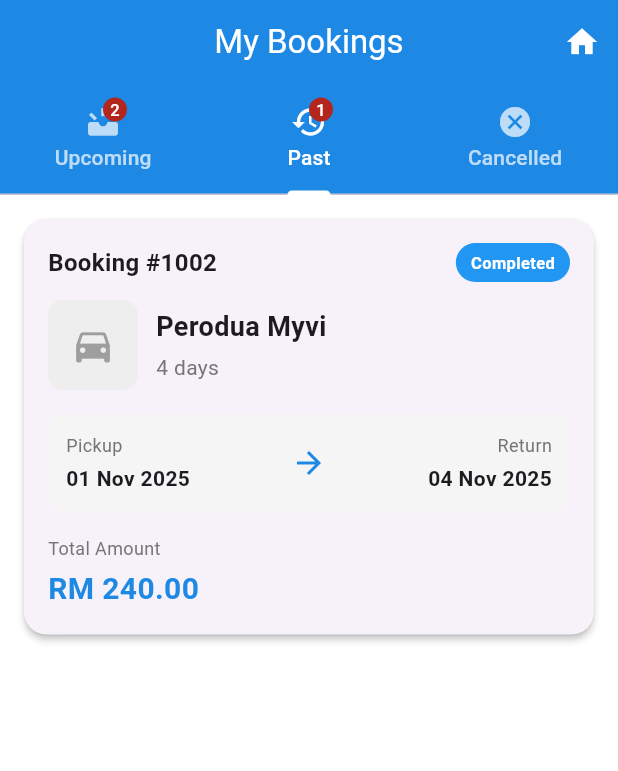
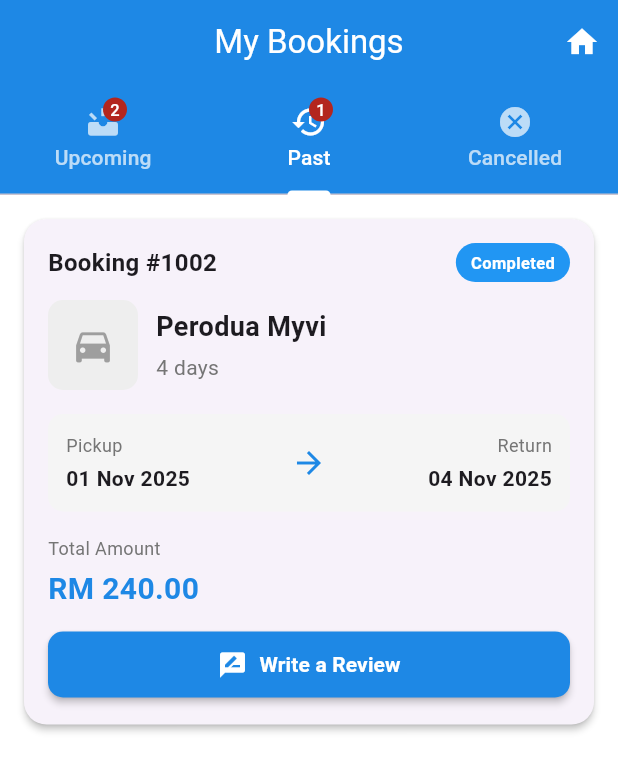
Before and after one commit to IrfanFirdau5/MotoRent, a Flutter app: the MyBookingsPage screen opened directly with empty values, tab 2 chosen, on a phone screen of 412 x 824 dp. Shown: the top 771 px of the screen. Run offline on Flutter 3.47's test engine with Material 3 defaults, Android fonts, the light colour scheme and no system bars; our stand-ins replace cached_network_image, flutter_spinkit, table_calendar.

Commit message:
submit review

```diff
--- a/motorent/lib/screens/my_bookings_page.dart
+++ b/motorent/lib/screens/my_bookings_page.dart
@@ -1,9 +1,12 @@
-import './vehicle_listing_page.dart';
 import 'package:flutter/material.dart';
 import 'package:intl/intl.dart';
 import 'package:flutter_spinkit/flutter_spinkit.dart';
-import '../models/booking.dart';
-import '../services/booking_service.dart';
+import '../../models/booking.dart';
+import '../../models/vehicle.dart';
+import '../../services/booking_service.dart';
+import '../../services/vehicle_service.dart';
+import 'customer/submit_review_page.dart';
+import 'vehicle_listing_page.dart';
 
 class MyBookingsPage extends StatefulWidget {
   final int userId;
@@ -20,15 +23,18 @@ class MyBookingsPage extends StatefulWidget {
 class _MyBookingsPageState extends State<MyBookingsPage>
     with SingleTickerProviderStateMixin {
   final BookingService _bookingService = BookingService();
+  final VehicleService _vehicleService = VehicleService();
   late TabController _tabController;
 
   List<Booking> _allBookings = [];
   List<Booking> _upcomingBookings = [];
   List<Booking> _pastBookings = [];
   List<Booking> _cancelledBookings = [];
-
   bool _isLoading = true;
   String _errorMessage = '';
+
+  // Track which bookings have reviews
+  Set<int> _reviewedBookings = {};
 
   @override
   void initState() {
@@ -50,9 +56,7 @@ class _MyBookingsPageState extends State<MyBookingsPage>
     });
 
     try {
-      // Use mock data for testing - switch to fetchUserBookings when backend is ready
       final bookings = await _bookingService.mockFetchUserBookings(widget.userId);
-
       setState(() {
         _allBookings = bookings;
         _categorizeBookings();
@@ -68,7 +72,6 @@ class _MyBookingsPageState extends State<MyBookingsPage>
 
   void _categorizeBookings() {
     final now = DateTime.now();
-
     _upcomingBookings = _allBookings.where((booking) {
       return (booking.bookingStatus.toLowerCase() == 'confirmed' ||
               booking.bookingStatus.toLowerCase() == 'pending') &&
@@ -128,7 +131,6 @@ class _MyBookingsPageState extends State<MyBookingsPage>
   }
 
   Future<void> _cancelBooking(int bookingId) async {
-    // Show loading
     showDialog(
       context: context,
       barrierDismissible: false,
@@ -139,9 +141,8 @@ class _MyBookingsPageState extends State<MyBookingsPage>
 
     try {
       final result = await _bookingService.mockCancelBooking(bookingId);
-
       if (!mounted) return;
-      Navigator.pop(context); // Close loading dialog
+      Navigator.pop(context);
 
       if (result['success']) {
         ScaffoldMessenger.of(context).showSnackBar(
@@ -150,7 +151,7 @@ class _MyBookingsPageState extends State<MyBookingsPage>
             backgroundColor: Colors.green,
           ),
         );
-        _loadBookings(); // Refresh bookings
+        _loadBookings();
       } else {
         ScaffoldMessenger.of(context).showSnackBar(
           SnackBar(
@@ -161,12 +162,68 @@ class _MyBookingsPageState extends State<MyBookingsPage>
       }
     } catch (e) {
       if (!mounted) return;
-      Navigator.pop(context); // Close loading dialog
-
+      Navigator.pop(context);
       ScaffoldMessenger.of(context).showSnackBar(
         SnackBar(
           content: Text('Error: $e'),
           backgroundColor: Colors.red,
+        ),
+      );
+    }
+  }
+
+  Future<void> _writeReview(Booking booking) async {
+    // Get vehicle details
+    Vehicle? vehicle;
+    try {
+      final vehicles = await _vehicleService.fetchMockVehicles();
+      vehicle = vehicles.firstWhere(
+        (v) => v.vehicleId == booking.vehicleId,
+        orElse: () => Vehicle(
+          vehicleId: booking.vehicleId,
+          ownerId: 0,
+          brand: 'Unknown',
+          model: 'Vehicle',
+          licensePlate: '',
+          pricePerDay: 0,
+          description: '',
+          availabilityStatus: 'unavailable',
+          imageUrl: '',
+          createdAt: DateTime.now(),
+        ),
+      );
+    } catch (e) {
+      ScaffoldMessenger.of(context).showSnackBar(
+        const SnackBar(
+          content: Text('Failed to load vehicle details'),
+          backgroundColor: Colors.red,
+        ),
+      );
+      return;
+    }
+
+    // Navigate to review page
+    final result = await Navigator.push(
+      context,
+      MaterialPageRoute(
+        builder: (context) => SubmitReviewPage(
+          vehicle: vehicle!,
+          bookingId: booking.bookingId,
+          userId: widget.userId,
+        ),
+      ),
+    );
+
+    // If review was submitted successfully
+    if (result == true) {
+      setState(() {
+        _reviewedBookings.add(booking.bookingId);
+      });
+      ScaffoldMessenger.of(context).showSnackBar(
+        const SnackBar(
+          content: Text('Thank you for your review!'),
+          backgroundColor: Colors.green,
+          duration: Duration(seconds: 2),
         ),
       );
     }
@@ -180,7 +237,6 @@ class _MyBookingsPageState extends State<MyBookingsPage>
         backgroundColor: const Color(0xFF1E88E5),
         foregroundColor: Colors.white,
         actions: [
-    // Add this home button
           IconButton(
             icon: const Icon(Icons.home),
             tooltip: 'Home',
@@ -318,6 +374,7 @@ class _MyBookingsPageState extends State<MyBookingsPage>
   Widget _buildBookingCard(Booking booking, String type) {
     final canCancel = type == 'upcoming' &&
         booking.startDate.isAfter(DateTime.now().add(const Duration(days: 1)));
+    final canReview = type == 'past' && !_reviewedBookings.contains(booking.bookingId);
 
     return Card(
       margin: const EdgeInsets.only(bottom: 16),
@@ -509,6 +566,60 @@ class _MyBookingsPageState extends State<MyBookingsPage>
                   ),
               ],
             ),
+
+            // Review button for completed bookings
+            if (canReview) ...[
+              const SizedBox(height: 12),
+              SizedBox(
+                width: double.infinity,
+                child: ElevatedButton.icon(
+                  onPressed: () => _writeReview(booking),
+                  icon: const Icon(Icons.rate_review, size: 20),
+                  label: const Text(
+                    'Write a Review',
+                    style: TextStyle(
+                      fontWeight: FontWeight.bold,
+                    ),
+                  ),
+                  style: ElevatedButton.styleFrom(
+                    backgroundColor: const Color(0xFF1E88E5),
+                    foregroundColor: Colors.white,
+                    padding: const EdgeInsets.symmetric(vertical: 12),
+                    shape: RoundedRectangleBorder(
+                      borderRadius: BorderRadius.circular(10),
+                    ),
+                  ),
+                ),
+              ),
+            ],
+
+            // Already reviewed indicator
+            if (type == 'past' && _reviewedBookings.contains(booking.bookingId)) ...[
+              const SizedBox(height: 12),
+              Container(
+                width: double.infinity,
+                padding: const EdgeInsets.symmetric(vertical: 12),
+                decoration: BoxDecoration(
+                  color: Colors.green[50],
+                  borderRadius: BorderRadius.circular(10),
+                  border: Border.all(color: Colors.green[200]!),
+                ),
+                child: Row(
+                  mainAxisAlignment: MainAxisAlignment.center,
+                  children: [
+                    Icon(Icons.check_circle, color: Colors.green[700], size: 20),
+                    const SizedBox(width: 8),
+                    Text(
+                      'Review Submitted',
+                      style: TextStyle(
+                        color: Colors.green[700],
+                        fontWeight: FontWeight.bold,
+                      ),
+                    ),
+                  ],
+                ),
+              ),
+            ],
           ],
         ),
       ),
```
Lines whose indentation alone changed are shown as unchanged.
